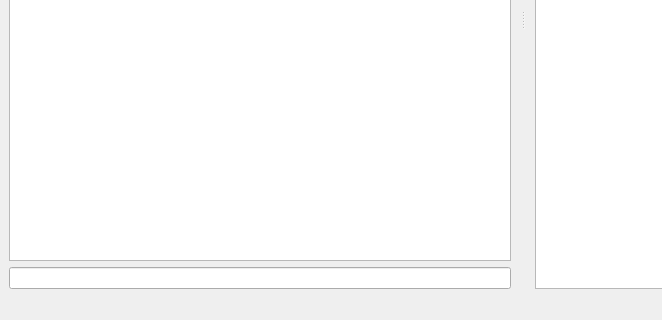
Qt form multiplayerserverwindow.ui (vos/planetattack) before a commit; both pictures show x 0 to 662 and y 280 to 600 of the 800 by 600 pixel window.
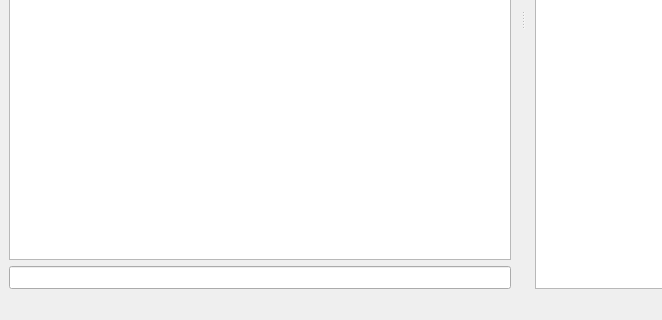
The same form after that commit.

```diff
--- a/multiplayerserverwindow.ui
+++ b/multiplayerserverwindow.ui
@@ -29,7 +29,14 @@
      </widget>
     </item>
     <item>
-     <widget class="QLineEdit" name="inputLineEdit"/>
+     <widget class="QLineEdit" name="inputLineEdit">
+      <property name="font">
+       <font>
+        <family>Courier</family>
+        <pointsize>10</pointsize>
+       </font>
+      </property>
+     </widget>
     </item>
    </layout>
   </widget>
```
